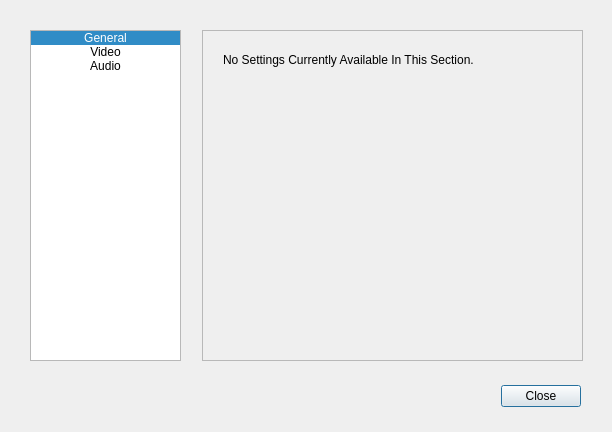
Above: build_unix/settingsdialog.ui from jpd002/Play- before the change. Below: the same form after it.
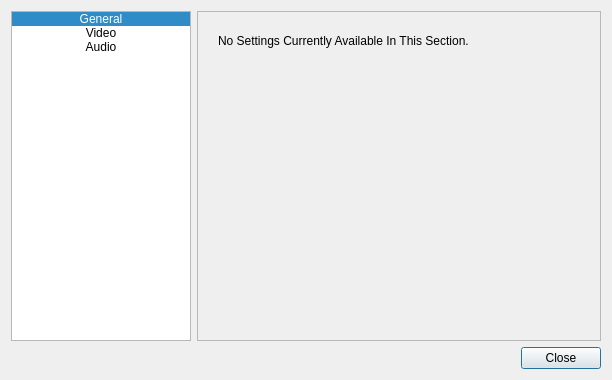
That is the form after the change. Icons and pictures are not drawn.

Commit message: linux: dialog fixed sizes, removed vfs green header

Diff of the .ui file:
```diff
--- a/build_unix/settingsdialog.ui
+++ b/build_unix/settingsdialog.ui
@@ -7,36 +7,38 @@
     <x>0</x>
     <y>0</y>
     <width>612</width>
-    <height>432</height>
+    <height>380</height>
    </rect>
   </property>
+  <property name="minimumSize">
+   <size>
+    <width>612</width>
+    <height>380</height>
+   </size>
+  </property>
+  <property name="maximumSize">
+   <size>
+    <width>612</width>
+    <height>380</height>
+   </size>
+  </property>
   <property name="windowTitle">
    <string>Dialog</string>
   </property>
-  <widget class="QDialogButtonBox" name="buttonBox">
-   <property name="geometry">
-    <rect>
-     <x>200</x>
-     <y>380</y>
-     <width>381</width>
-     <height>32</height>
-    </rect>
-   </property>
-   <property name="orientation">
-    <enum>Qt::Horizontal</enum>
-   </property>
-   <property name="standardButtons">
-    <set>QDialogButtonBox::Close</set>
-   </property>
-  </widget>
+  <layout class="QGridLayout" name="gridLayout">
+   <item row="0" column="0">
   <widget class="QListWidget" name="listWidget">
-   <property name="geometry">
-    <rect>
-     <x>30</x>
-     <y>30</y>
-     <width>151</width>
-     <height>331</height>
-    </rect>
+     <property name="minimumSize">
+      <size>
+       <width>5</width>
+       <height>0</height>
+      </size>
+     </property>
+     <property name="maximumSize">
+      <size>
+       <width>180</width>
+       <height>16777215</height>
+      </size>
    </property>
    <property name="editTriggers">
     <set>QAbstractItemView::EditKeyPressed|QAbstractItemView::SelectedClicked</set>
@@ -106,15 +108,9 @@
     </property>
    </item>
   </widget>
+   </item>
+   <item row="0" column="1">
   <widget class="QStackedWidget" name="stackedWidget">
-   <property name="geometry">
-    <rect>
-     <x>202</x>
-     <y>30</y>
-     <width>381</width>
-     <height>331</height>
-    </rect>
-   </property>
    <property name="frameShape">
     <enum>QFrame::StyledPanel</enum>
    </property>
@@ -221,6 +217,18 @@
     </widget>
    </widget>
   </widget>
+   </item>
+   <item row="1" column="1">
+    <widget class="QDialogButtonBox" name="buttonBox">
+     <property name="orientation">
+      <enum>Qt::Horizontal</enum>
+     </property>
+     <property name="standardButtons">
+      <set>QDialogButtonBox::Close</set>
+     </property>
+    </widget>
+   </item>
+  </layout>
  </widget>
  <resources>
   <include location="resources.qrc"/>
```
Lines whose indentation alone changed are shown as unchanged. The commit also changes 5 other files.
